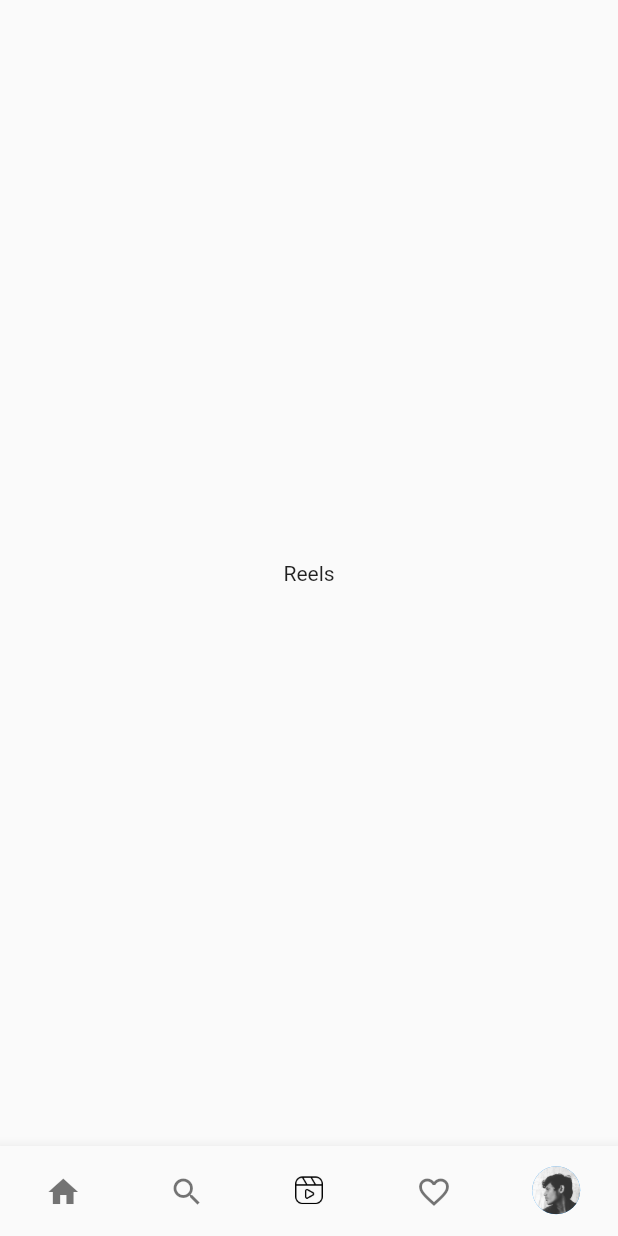
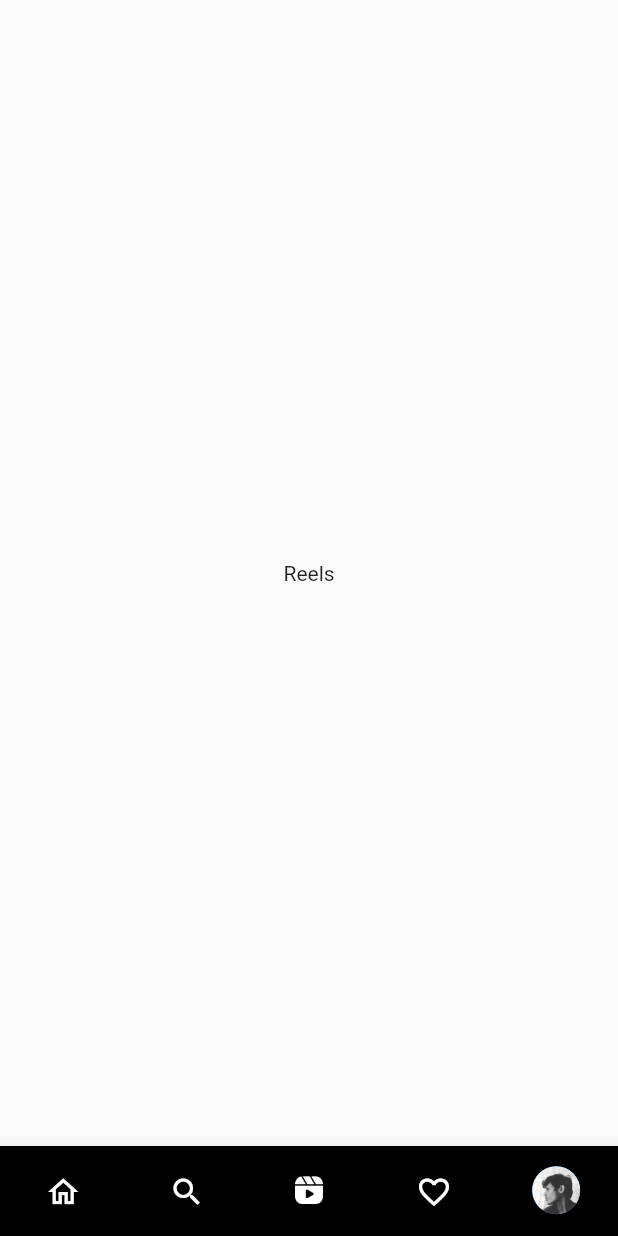
Before and after one commit to KESHAVBERG/Instagramclone, a Flutter app: the screen it shows after launch, item 3 of the bottom bar chosen, on a phone screen of 412 x 824 dp. Run offline on Flutter 3.47's test engine with Material 2 defaults, Android fonts, the phone set to English and light mode, and no system bars.

Commit message:
working on reels

```diff
--- a/lib/pages/home.dart
+++ b/lib/pages/home.dart
@@ -34,6 +34,7 @@ class _HomeState extends State<Home> {
       bottomNavigationBar: SizedBox(
         height: 60,
         child: BottomNavigationBar(
+          backgroundColor:currentindex == 2? Colors.black:Colors.white,
           showSelectedLabels: false,
           showUnselectedLabels: false,
           selectedLabelStyle: TextStyle(fontSize: 0),
@@ -42,12 +43,13 @@ class _HomeState extends State<Home> {
           currentIndex: currentindex,
           selectedItemColor: Colors.black,
           onTap: _onItemTapped,
-
           type: BottomNavigationBarType.fixed,
           items: [
             BottomNavigationBarItem(
               icon: SizedBox(
-                child: IconButton(icon: Icon(Icons.home), onPressed: () {
+                child: IconButton(
+                    icon: currentindex != 0? Icon(Icons.home_outlined,color:currentindex == 2? Colors.white:Colors.black,):Icon(Icons.home),
+                    onPressed: () {
                       setState(() {
                         currentindex = 0;
                       });
@@ -59,7 +61,9 @@ class _HomeState extends State<Home> {
             ),
             BottomNavigationBarItem(
               icon: SizedBox(
-                child: IconButton(icon: Icon(Icons.search), onPressed: () {
+                child: IconButton(
+                    icon: Icon(Icons.search, color:currentindex == 2? Colors.white: Colors.black,),
+                    onPressed: () {
                       setState(() {
                         currentindex = 1;
                       });
@@ -72,7 +76,7 @@ class _HomeState extends State<Home> {
             BottomNavigationBarItem(
               icon: SizedBox(
                 child: IconButton(
-                    icon: Image.asset("imgs/reelsiconpng.png"),
+                    icon:currentindex == 2? Image.asset("imgs/ricon.png"): Image.asset("imgs/reelsiconpng.png"),
                     onPressed: () {
                       setState(() {
                         currentindex = 2;
@@ -86,7 +90,10 @@ class _HomeState extends State<Home> {
             BottomNavigationBarItem(
               icon: SizedBox(
                 child: IconButton(
-                    icon:currentindex == 3? Icon(Icons.favorite):Icon(Icons.favorite_border), onPressed: () {
+                    icon: currentindex == 3
+                        ? Icon(Icons.favorite)
+                        : Icon(Icons.favorite_border, color:currentindex == 2? Colors.white: Colors.black,),
+                    onPressed: () {
                       setState(() {
                         currentindex = 3;
                       });
@@ -109,11 +116,10 @@ class _HomeState extends State<Home> {
                     decoration: BoxDecoration(
                         color: Colors.blue,
                         shape: BoxShape.circle,
+                        border:currentindex == 4? Border.all(color: Colors.black,width: 2):null,
                         image: DecorationImage(
                             fit: BoxFit.fill,
-                        image: AssetImage('imgs/userprofilepic.jpg')
-                      )
-                    ),
+                            image: AssetImage('imgs/userprofilepic.jpg'))),
                   ),
                 ),
                 label: ''),
```
Also changed, not shown: imgs/ricon.png (added). Lines whose indentation alone changed are shown as unchanged.
